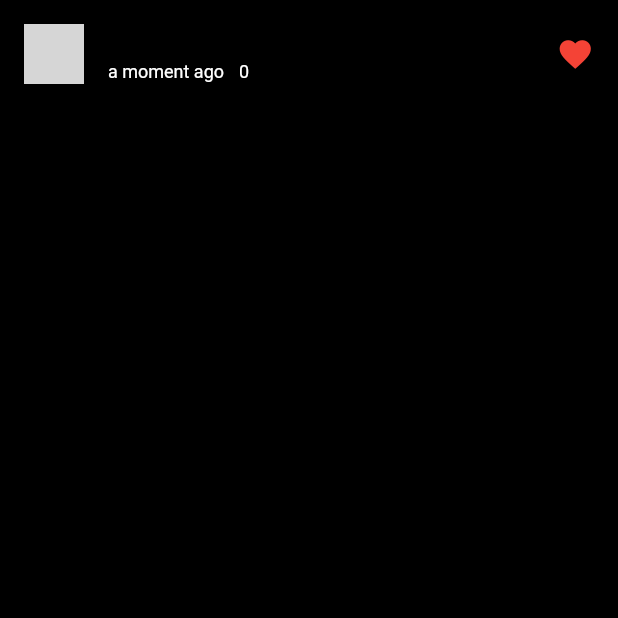
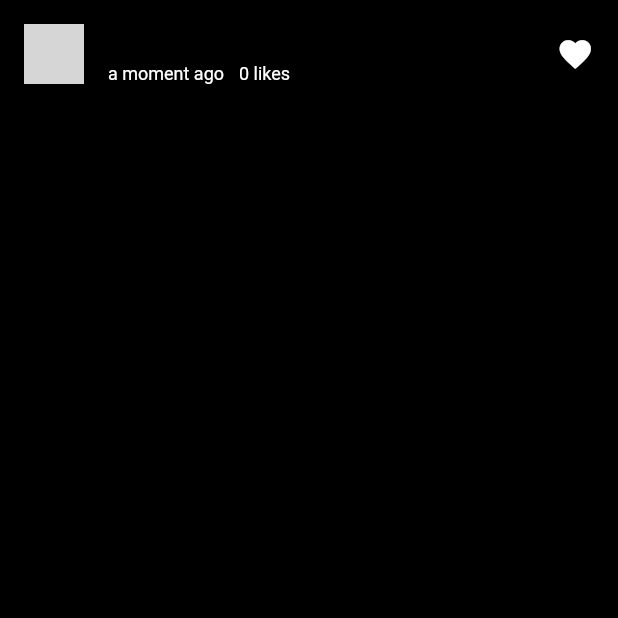
Before and after one commit to aman246149/reels-app, a Flutter app: the CommentScreen screen opened directly with empty values, after a tap on "Send", on a phone screen of 412 x 824 dp, the top half of it. Run offline on Flutter 3.47's test engine with Material 2 defaults, Android fonts, the phone set to English and light mode, and no system bars; our stand-ins replace chewie, cloud_firestore, firebase_auth, firebase_core, firebase_storage, flutter_swiper and 3 more; missing offline and left inert: video_compress; accounts and stored records are empty; network calls fail; grey boxes are pictures that could not be loaded.

Commit message:
add like logic in comment screen

```diff
--- a/lib/Screens/CommentScreen.dart
+++ b/lib/Screens/CommentScreen.dart
@@ -1,4 +1,5 @@
 import 'package:cloud_firestore/cloud_firestore.dart';
+import 'package:firebase_auth/firebase_auth.dart';
 import 'package:flutter/material.dart';
 import 'package:reels/Resourses/UploadComments.dart';
 import 'package:timeago/timeago.dart' as tago;
@@ -95,7 +96,9 @@ class _CommentScreenState extends State<CommentScreen> {
                             ),
                           ],
                         ),
-                        subtitle: Row(
+                        subtitle: Padding(
+                          padding: const EdgeInsets.only(top: 8.0),
+                          child: Row(
                             children: [
                               Text(
                                 tago.format(
@@ -110,7 +113,7 @@ class _CommentScreenState extends State<CommentScreen> {
                                 width: 10,
                               ),
                               Text(
-                              comment.likes.length.toString(),
+                                "${comment.likes.length.toString()} likes",
                                 style: const TextStyle(
                                   fontSize: 12,
                                   color: Colors.white,
@@ -118,17 +121,27 @@ class _CommentScreenState extends State<CommentScreen> {
                               )
                             ],
                           ),
+                        ),
                         trailing: InkWell(
-                          onTap: () {},
-                          child:
-                              Icon(Icons.favorite, size: 25, color: Colors.red),
+                          onTap: () async {
+                            UploadCommentsToFirebase().updateLikeCount(
+                                widget.postId, comment.id, comment.likes);
+                          },
+                          child: Icon(
+                            Icons.favorite,
+                            size: 25,
+                            color: comment.likes.contains(
+                                    FirebaseAuth.instance.currentUser!.uid)
+                                ? Colors.red
+                                : Colors.white,
+                          ),
                         ),
                       );
                     },
                   );
                 },
               )),
-              Divider(),
+              const Divider(),
               ListTile(
                 title: TextFormField(
                   controller: _commentController,
```
Also changed, not shown: lib/Resourses/UploadComments.dart (+28 -0 lines). Lines whose indentation alone changed are shown as unchanged.
